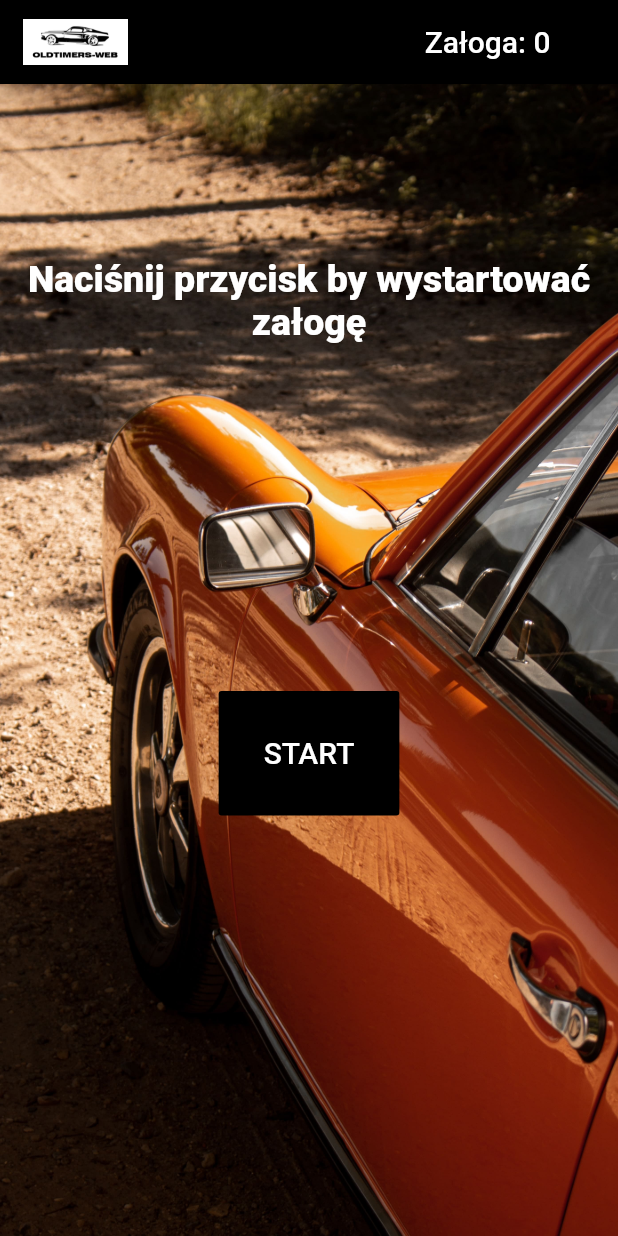
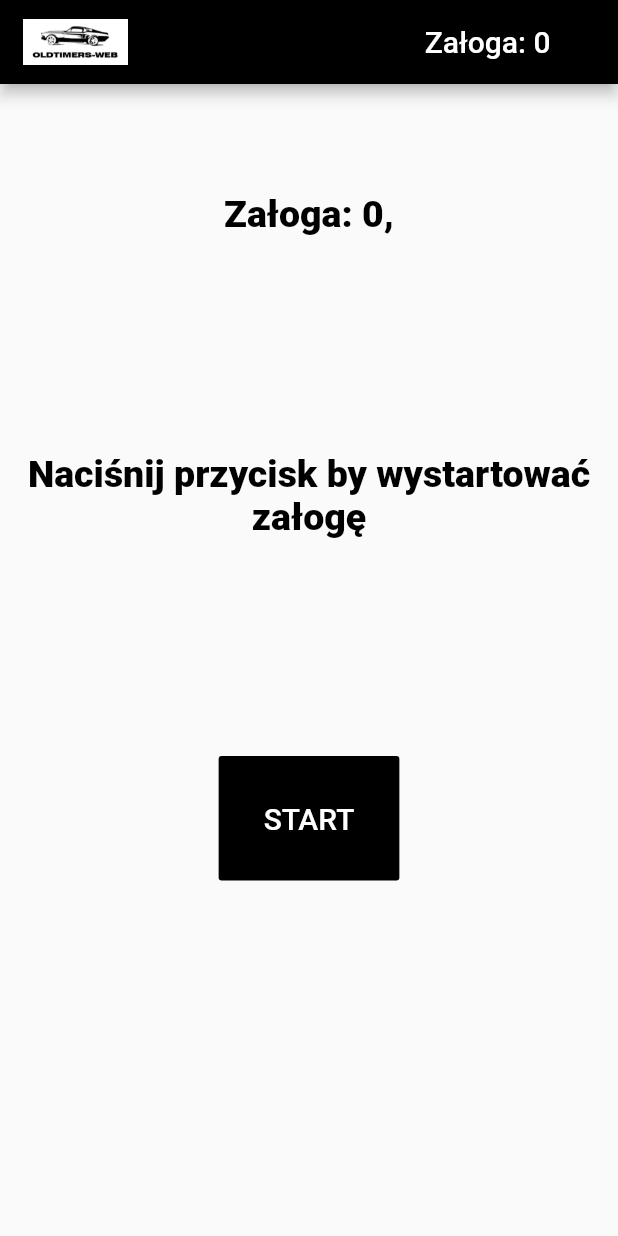
Before and after one commit to oldtimers/oldtimersAppOld, a Flutter app: the RegStartScreen screen opened directly with empty values, on a phone screen of 412 x 824 dp. Run offline on Flutter 3.47's test engine with Material 2 defaults, Android fonts, the phone set to English and light mode, and no system bars; our stand-ins replace bloc, equatable, floor, flutter_bloc, flutter_secure_storage, jwt_decoder and 6 more; missing offline and left inert: qr_code_scanner; accounts and stored records are empty; generated files the repository leaves out were written again.

Commit message:
color changes for pzm

```diff
--- a/lib/ui/screens/competitions_screen/competitions_screen.dart
+++ b/lib/ui/screens/competitions_screen/competitions_screen.dart
@@ -67,7 +67,7 @@ class _CompetitionsScreenState extends State<CompetitionsScreen> {
           centerTitle: true,
         ),
         body: Container(
-          decoration: const BoxDecoration(image: DecorationImage(image: AssetImage('resources/effi_background.jpg'), fit: BoxFit.cover)),
+          // decoration: const BoxDecoration(image: DecorationImage(image: AssetImage('resources/effi_background.jpg'), fit: BoxFit.cover)),
           width: width,
           height: height,
           child: isLoaded
--- a/lib/ui/screens/score_screen/custom_screen.dart
+++ b/lib/ui/screens/score_screen/custom_screen.dart
@@ -153,14 +153,14 @@ class _CustomScreenState extends State<CustomScreen> {
           ],
         ),
         body: Container(
-          decoration: const BoxDecoration(image: DecorationImage(image: AssetImage('resources/time_background.jpg'), fit: BoxFit.cover)),
+          // decoration: const BoxDecoration(image: DecorationImage(image: AssetImage('resources/time_background.jpg'), fit: BoxFit.cover)),
           width: width,
           child: Column(
             mainAxisAlignment: MainAxisAlignment.spaceAround,
             children: [
               Text(
                 sprintf("Załoga: %d, %s", [widget.crew.number, widget.crew.driverName]),
-                style: const TextStyle(fontSize: 25.0, fontWeight: FontWeight.w800, color: Colors.white),
+                style: const TextStyle(fontSize: 25.0, fontWeight: FontWeight.w800, color: Colors.black),
                 textAlign: TextAlign.center,
               ),
               ListView.separated(
@@ -240,7 +240,7 @@ class _ConfirmDialogState extends State<ConfirmDialog> {
     return !loading
         ? AlertDialog(
             title: Text(
-              "cy na pewno chcesz unieważnić wynik tej załogi?",
+              "Czy na pewno chcesz unieważnić wynik tej załogi?",
               style: Theme.of(context).textTheme.subtitle1,
             ),
             actions: [
--- a/lib/ui/screens/score_screen/reg_end_screen.dart
+++ b/lib/ui/screens/score_screen/reg_end_screen.dart
@@ -138,7 +138,7 @@ class _RegEndScreenState extends State<RegEndScreen> {
         ],
       ),
       body: Container(
-        decoration: const BoxDecoration(image: DecorationImage(image: AssetImage('resources/reg_background.jpg'), fit: BoxFit.cover)),
+        // decoration: const BoxDecoration(image: DecorationImage(image: AssetImage('resources/reg_background.jpg'), fit: BoxFit.cover)),
         child: SmartRefresher(
           header: WaterDropHeader(),
           onRefresh: () => updateCrews(),
--- a/lib/ui/screens/score_screen/reg_start_screen.dart
+++ b/lib/ui/screens/score_screen/reg_start_screen.dart
@@ -8,6 +8,7 @@ import 'package:oldtimers_rally_app/model/crew.dart';
 import 'package:oldtimers_rally_app/model/event.dart';
 import 'package:oldtimers_rally_app/ui/screens/crew_qr_screen/crew_qr_screen.dart';
 import 'package:oldtimers_rally_app/utils/data_repository.dart';
+import 'package:sprintf/sprintf.dart';
 
 class RegStartScreen extends StatefulWidget {
   final Crew crew;
@@ -76,14 +77,19 @@ class _RegStartScreenState extends State<RegStartScreen> {
         ],
       ),
       body: Container(
-        decoration: const BoxDecoration(image: DecorationImage(image: AssetImage('resources/reg_background.jpg'), fit: BoxFit.cover)),
+        // decoration: const BoxDecoration(image: DecorationImage(image: AssetImage('resources/reg_background.jpg'), fit: BoxFit.cover)),
         width: width,
         child: Column(
           mainAxisAlignment: MainAxisAlignment.spaceAround,
           children: [
+            Text(
+              sprintf("Załoga: %d, %s", [widget.crew.number, widget.crew.driverName]),
+              style: const TextStyle(fontSize: 25.0, fontWeight: FontWeight.w800, color: Colors.black),
+              textAlign: TextAlign.center,
+            ),
             const Text(
               "Naciśnij przycisk by wystartować załogę",
-              style: TextStyle(fontSize: 25.0, fontWeight: FontWeight.w800, color: Colors.white),
+              style: TextStyle(fontSize: 25.0, fontWeight: FontWeight.w800, color: Colors.black),
               textAlign: TextAlign.center,
             ),
             Padding(
```
Also changed, not shown: lib/ui/screens/competition_screen/competition_screen.dart (+4 -4 lines), lib/ui/screens/home_screen/home_screen.dart (+5 -5 lines), 1 other file.
